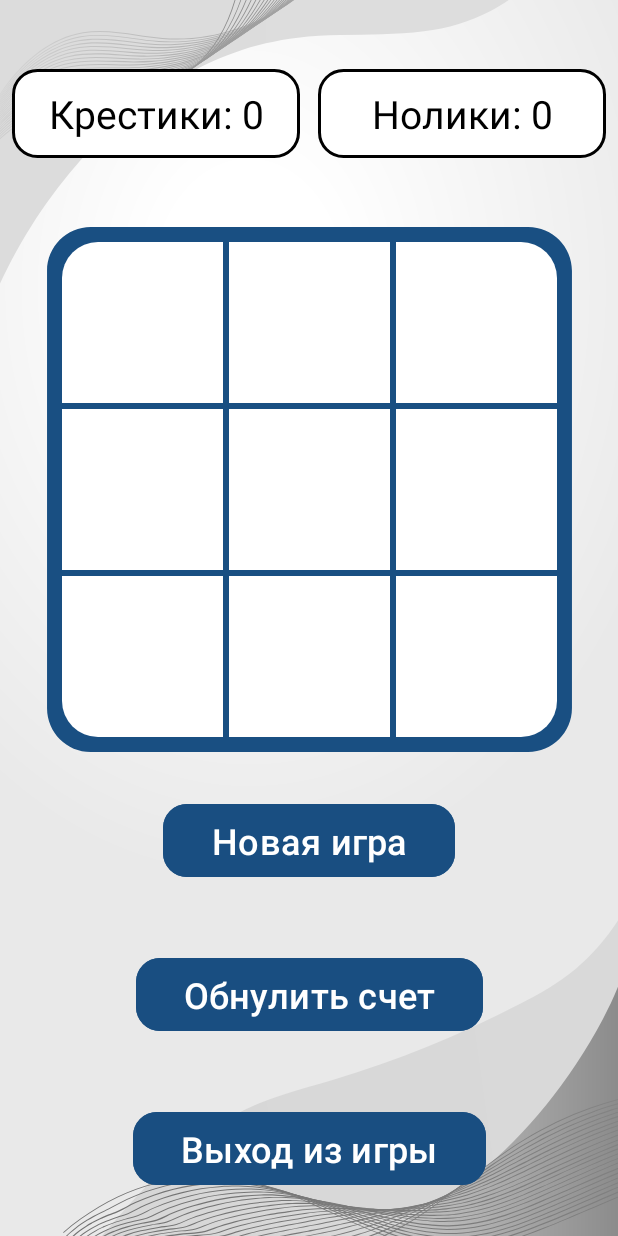
After one commit to Dmitriy-10SA/CrossZero, an Android app: the GameActivity screen opened directly, with no data from a screen before it, on a phone screen of 412 x 824 dp. The commit adds this screen. Run offline under Robolectric (Android 15) with nearby library versions, the phone set to English and light mode, and no system bars.

Commit message:
Creating game screen. Little bit of domain and data

```diff
--- a/app/src/main/AndroidManifest.xml
+++ b/app/src/main/AndroidManifest.xml
@@ -13,7 +13,10 @@
         android:theme="@style/Theme.CrossZero"
         tools:targetApi="31">
         <activity
-            android:name=".MainActivity"
+            android:name=".presentation.GameActivity"
+            android:exported="false" />
+        <activity
+            android:name=".presentation.MainActivity"
             android:exported="true">
             <intent-filter>
                 <action android:name="android.intent.action.MAIN" />
--- /dev/null
+++ b/app/src/main/java/com/andef/crosszero/domain/repository/Game.kt
@@ -0,0 +1,5 @@
+package com.andef.crosszero.domain.repository
+
+interface Game {
+
+}
--- /dev/null
+++ b/app/src/main/java/com/andef/crosszero/presentation/GameActivity.kt
@@ -0,0 +1,76 @@
+package com.andef.crosszero.presentation
+
+import android.content.Context
+import android.content.Intent
+import android.os.Bundle
+import android.widget.Button
+import android.widget.ImageView
+import android.widget.TextView
+import androidx.activity.enableEdgeToEdge
+import androidx.appcompat.app.AppCompatActivity
+import androidx.core.view.ViewCompat
+import androidx.core.view.WindowInsetsCompat
+import com.andef.crosszero.R
+
+class GameActivity : AppCompatActivity() {
+    private lateinit var textViewTicScores: TextView
+    private lateinit var textViewTacScores: TextView
+
+    private lateinit var imageViewCell11: ImageView
+    private lateinit var imageViewCell12: ImageView
+    private lateinit var imageViewCell13: ImageView
+    private lateinit var imageViewCell21: ImageView
+    private lateinit var imageViewCell22: ImageView
+    private lateinit var imageViewCell23: ImageView
+    private lateinit var imageViewCell31: ImageView
+    private lateinit var imageViewCell32: ImageView
+    private lateinit var imageViewCell33: ImageView
+    private lateinit var imageViewGameField: ImageView
+
+    private lateinit var buttonStartNewGame: Button
+    private lateinit var buttonDeleteScores: Button
+    private lateinit var buttonExit: Button
+
+    override fun onCreate(savedInstanceState: Bundle?) {
+        super.onCreate(savedInstanceState)
+        enableEdgeToEdge()
+        setContentView(R.layout.activity_game)
+        ViewCompat.setOnApplyWindowInsetsListener(findViewById(R.id.main)) { v, insets ->
+            val systemBars = insets.getInsets(WindowInsetsCompat.Type.systemBars())
+            v.setPadding(systemBars.left, systemBars.top, systemBars.right, systemBars.bottom)
+            insets
+        }
+
+        initViews()
+    }
+
+    private fun initViews() {
+        textViewTicScores = findViewById(R.id.textViewTicScores)
+        textViewTacScores = findViewById(R.id.textViewTacScores)
+
+        imageViewCell11 = findViewById(R.id.imageViewCell11)
+        imageViewCell12 = findViewById(R.id.imageViewCell12)
+        imageViewCell13 = findViewById(R.id.imageViewCell13)
+        imageViewCell21 = findViewById(R.id.imageViewCell21)
+        imageViewCell22 = findViewById(R.id.imageViewCell22)
+        imageViewCell23 = findViewById(R.id.imageViewCell23)
+        imageViewCell31 = findViewById(R.id.imageViewCell31)
+        imageViewCell32 = findViewById(R.id.imageViewCell32)
+        imageViewCell33 = findViewById(R.id.imageViewCell33)
+        imageViewGameField = findViewById(R.id.imageViewGameField)
+
+        buttonStartNewGame = findViewById(R.id.buttonStartNewGame)
+        buttonDeleteScores = findViewById(R.id.buttonDeleteScores)
+        buttonExit = findViewById<Button?>(R.id.buttonExit).apply {
+            setOnClickListener {
+                finish()
+            }
+        }
+    }
+
+    companion object {
+        fun newIntent(context: Context): Intent {
+            return Intent(context, GameActivity::class.java)
+        }
+    }
+}
--- a/app/src/main/java/com/andef/crosszero/MainActivity.kt
+++ b/app/src/main/java/com/andef/crosszero/presentation/MainActivity.kt
@@ -1,4 +1,4 @@
-package com.andef.crosszero
+package com.andef.crosszero.presentation
 
 import android.os.Bundle
 import android.widget.Button
@@ -6,6 +6,7 @@ import androidx.activity.enableEdgeToEdge
 import androidx.appcompat.app.AppCompatActivity
 import androidx.core.view.ViewCompat
 import androidx.core.view.WindowInsetsCompat
+import com.andef.crosszero.R
 
 class MainActivity : AppCompatActivity() {
     private lateinit var buttonStartGame: Button
@@ -29,5 +30,7 @@ class MainActivity : AppCompatActivity() {
     }
 
     private fun goToGameScreen() {
+        val intent = GameActivity.newIntent(this)
+        startActivity(intent)
     }
 }
--- /dev/null
+++ b/app/src/main/res/drawable/text_view_back.xml
@@ -0,0 +1,6 @@
+<?xml version="1.0" encoding="utf-8"?>
+<shape xmlns:android="http://schemas.android.com/apk/res/android">
+    <solid android:color="@color/white"/>
+    <stroke android:width="2dp" android:color="@color/black"/>
+    <corners android:radius="16dp"/>
+</shape>
--- /dev/null
+++ b/app/src/main/res/drawable/white_bottom_left.xml
@@ -0,0 +1,5 @@
+<?xml version="1.0" encoding="utf-8"?>
+<shape xmlns:android="http://schemas.android.com/apk/res/android">
+<corners android:bottomLeftRadius="24dp"/>
+    <solid android:color="@color/white"/>
+</shape>
--- /dev/null
+++ b/app/src/main/res/drawable/white_bottom_right.xml
@@ -0,0 +1,5 @@
+<?xml version="1.0" encoding="utf-8"?>
+<shape xmlns:android="http://schemas.android.com/apk/res/android">
+<corners android:bottomRightRadius="24dp"/>
+    <solid android:color="@color/white"/>
+</shape>
--- /dev/null
+++ b/app/src/main/res/drawable/white_top_left.xml
@@ -0,0 +1,5 @@
+<?xml version="1.0" encoding="utf-8"?>
+<shape xmlns:android="http://schemas.android.com/apk/res/android">
+<corners android:topLeftRadius="24dp"/>
+    <solid android:color="@color/white"/>
+</shape>
--- /dev/null
+++ b/app/src/main/res/drawable/white_top_right.xml
@@ -0,0 +1,5 @@
+<?xml version="1.0" encoding="utf-8"?>
+<shape xmlns:android="http://schemas.android.com/apk/res/android">
+<corners android:topRightRadius="24dp"/>
+    <solid android:color="@color/white"/>
+</shape>
--- /dev/null
+++ b/app/src/main/res/layout/activity_game.xml
@@ -0,0 +1,255 @@
+<?xml version="1.0" encoding="utf-8"?>
+<androidx.constraintlayout.widget.ConstraintLayout xmlns:android="http://schemas.android.com/apk/res/android"
+    xmlns:app="http://schemas.android.com/apk/res-auto"
+    xmlns:tools="http://schemas.android.com/tools"
+    android:id="@+id/main"
+    android:background="@drawable/app_background"
+    android:layout_width="match_parent"
+    android:layout_height="match_parent"
+    tools:context=".presentation.GameActivity">
+
+    <TextView
+        android:id="@+id/textViewTicScores"
+        android:layout_width="0dp"
+        android:layout_height="wrap_content"
+        android:layout_marginStart="8dp"
+        android:layout_marginTop="32dp"
+        android:layout_marginEnd="8dp"
+        android:layout_marginBottom="32dp"
+        android:gravity="center"
+        android:padding="12dp"
+        android:background="@drawable/text_view_back"
+        android:text="@string/tic_score0"
+        android:textColor="@color/black"
+        android:textSize="26sp"
+        app:layout_constraintBottom_toTopOf="@+id/constraintLayoutWithGameField"
+        app:layout_constraintEnd_toStartOf="@+id/textViewTacScores"
+        app:layout_constraintHorizontal_bias="0.5"
+        app:layout_constraintStart_toStartOf="parent"
+        app:layout_constraintTop_toTopOf="parent" />
+
+    <TextView
+        android:id="@+id/textViewTacScores"
+        android:layout_width="0dp"
+        android:layout_height="wrap_content"
+        android:gravity="center"
+        android:padding="12dp"
+        android:text="@string/tac_score0"
+        android:textColor="@color/black"
+        android:textSize="26sp"
+        android:background="@drawable/text_view_back"
+        android:layout_marginTop="32dp"
+        android:layout_marginEnd="8dp"
+        android:layout_marginStart="4dp"
+        app:layout_constraintEnd_toEndOf="parent"
+        app:layout_constraintHorizontal_bias="0.5"
+        app:layout_constraintStart_toEndOf="@+id/textViewTicScores"
+        app:layout_constraintTop_toTopOf="parent"
+        app:layout_constraintBottom_toTopOf="@id/constraintLayoutWithGameField"/>
+
+    <androidx.constraintlayout.widget.ConstraintLayout
+        android:id="@+id/constraintLayoutWithGameField"
+        android:layout_width="wrap_content"
+        android:layout_height="wrap_content"
+        android:layout_marginTop="32dp"
+        app:layout_constraintEnd_toEndOf="parent"
+        app:layout_constraintStart_toStartOf="parent"
+        app:layout_constraintTop_toBottomOf="@id/textViewTacScores"
+        app:layout_constraintBottom_toTopOf="@id/buttonStartNewGame">
+
+        <ImageView
+            android:id="@+id/imageViewGameField"
+            android:layout_width="wrap_content"
+            android:layout_height="wrap_content"
+            android:adjustViewBounds="true"
+            android:contentDescription="@string/image_of_field_for_game"
+            android:maxWidth="350dp"
+            android:maxHeight="350dp"
+            app:layout_constraintBottom_toBottomOf="parent"
+            app:layout_constraintEnd_toEndOf="parent"
+            app:layout_constraintStart_toStartOf="parent"
+            app:layout_constraintTop_toTopOf="parent"
+            app:srcCompat="@drawable/game_field" />
+
+        <ImageView
+            android:id="@+id/imageViewCell11"
+            android:contentDescription="@string/cell_of_field"
+            android:layout_width="0dp"
+            android:layout_height="0dp"
+            android:layout_marginStart="10dp"
+            android:layout_marginTop="10dp"
+            android:background="@drawable/white_top_left"
+            app:layout_constraintBottom_toTopOf="@id/imageViewCell21"
+            app:layout_constraintEnd_toStartOf="@id/imageViewCell12"
+            app:layout_constraintStart_toStartOf="parent"
+            app:layout_constraintTop_toTopOf="parent" />
+
+        <ImageView
+            android:id="@+id/imageViewCell12"
+            android:contentDescription="@string/cell_of_field"
+            android:layout_width="0dp"
+            android:layout_height="0dp"
+            android:layout_marginStart="4dp"
+            android:layout_marginTop="10dp"
+            android:layout_marginEnd="4dp"
+            android:background="@color/white"
+            app:layout_constraintBottom_toTopOf="@id/imageViewCell22"
+            app:layout_constraintEnd_toStartOf="@id/imageViewCell13"
+            app:layout_constraintStart_toEndOf="@id/imageViewCell11"
+            app:layout_constraintTop_toTopOf="parent" />
+
+        <ImageView
+            android:id="@+id/imageViewCell13"
+            android:contentDescription="@string/cell_of_field"
+            android:layout_width="0dp"
+            android:layout_height="0dp"
+            android:layout_marginTop="10dp"
+            android:layout_marginEnd="10dp"
+            android:background="@drawable/white_top_right"
+            app:layout_constraintBottom_toTopOf="@id/imageViewCell23"
+            app:layout_constraintEnd_toEndOf="parent"
+            app:layout_constraintStart_toEndOf="@id/imageViewCell12"
+            app:layout_constraintTop_toTopOf="parent" />
+
+        <ImageView
+            android:id="@+id/imageViewCell21"
+            android:contentDescription="@string/cell_of_field"
+            android:layout_width="0dp"
+            android:layout_height="0dp"
+            android:layout_marginStart="10dp"
+            android:layout_marginTop="4dp"
+            android:background="@color/white"
+            app:layout_constraintBottom_toTopOf="@id/imageViewCell31"
+            app:layout_constraintEnd_toStartOf="@id/imageViewCell22"
+            app:layout_constraintStart_toStartOf="parent"
+            app:layout_constraintTop_toBottomOf="@id/imageViewCell11" />
+
+        <ImageView
+            android:id="@+id/imageViewCell22"
+            android:contentDescription="@string/cell_of_field"
+            android:layout_width="0dp"
+            android:layout_height="0dp"
+            android:layout_marginStart="4dp"
+            android:layout_marginTop="4dp"
+            android:layout_marginEnd="4dp"
+            android:background="@color/white"
+            app:layout_constraintBottom_toTopOf="@id/imageViewCell32"
+            app:layout_constraintEnd_toStartOf="@id/imageViewCell23"
+            app:layout_constraintStart_toEndOf="@id/imageViewCell21"
+            app:layout_constraintTop_toBottomOf="@id/imageViewCell12" />
+
+        <ImageView
+            android:id="@+id/imageViewCell23"
+            android:contentDescription="@string/cell_of_field"
+            android:layout_width="0dp"
+            android:layout_height="0dp"
+            android:layout_marginTop="4dp"
+            android:layout_marginEnd="10dp"
+            android:background="@color/white"
+            app:layout_constraintBottom_toTopOf="@id/imageViewCell33"
+            app:layout_constraintEnd_toEndOf="parent"
+            app:layout_constraintStart_toEndOf="@id/imageViewCell22"
+            app:layout_constraintTop_toBottomOf="@id/imageViewCell13" />
+
+        <ImageView
+            android:id="@+id/imageViewCell31"
+            android:contentDescription="@string/cell_of_field"
+            android:layout_width="0dp"
+            android:layout_height="0dp"
+            android:layout_marginStart="10dp"
+            android:layout_marginTop="4dp"
+            android:layout_marginBottom="10dp"
+            android:background="@drawable/white_bottom_left"
+            app:layout_constraintBottom_toBottomOf="parent"
+            app:layout_constraintEnd_toStartOf="@id/imageViewCell32"
+            app:layout_constraintStart_toStartOf="parent"
+            app:layout_constraintTop_toBottomOf="@id/imageViewCell21" />
+
+        <ImageView
+            android:id="@+id/imageViewCell32"
+            android:contentDescription="@string/cell_of_field"
+            android:layout_width="0dp"
+            android:layout_height="0dp"
+            android:layout_marginStart="4dp"
+            android:layout_marginTop="4dp"
+            android:layout_marginEnd="4dp"
+            android:layout_marginBottom="10dp"
+            android:background="@color/white"
+            app:layout_constraintBottom_toBottomOf="parent"
+            app:layout_constraintEnd_toStartOf="@id/imageViewCell33"
+            app:layout_constraintStart_toEndOf="@id/imageViewCell31"
+            app:layout_constraintTop_toBottomOf="@id/imageViewCell22" />
+
+        <ImageView
+            android:id="@+id/imageViewCell33"
+            android:contentDescription="@string/cell_of_field"
+            android:layout_width="0dp"
+            android:layout_height="0dp"
+            android:layout_marginTop="4dp"
+            android:layout_marginEnd="10dp"
+            android:layout_marginBottom="10dp"
+            android:background="@drawable/white_bottom_right"
+            app:layout_constraintBottom_toBottomOf="parent"
+            app:layout_constraintEnd_toEndOf="parent"
+            app:layout_constraintStart_toEndOf="@id/imageViewCell32"
+            app:layout_constraintTop_toBottomOf="@id/imageViewCell23" />
+
+    </androidx.constraintlayout.widget.ConstraintLayout>
+
+    <Button
+        android:id="@+id/buttonStartNewGame"
+        android:layout_width="wrap_content"
+        android:layout_height="wrap_content"
+        android:layout_margin="16dp"
+        android:layout_marginBottom="16dp"
+        android:backgroundTint="@color/buttons_color"
+        android:padding="8dp"
+        android:paddingStart="32dp"
+        android:paddingEnd="32dp"
+        android:text="@string/new_game"
+        app:cornerRadius="16dp"
+        android:textColor="@color/white"
+        android:textSize="24sp"
+        app:layout_constraintBottom_toTopOf="@+id/buttonDeleteScores"
+        app:layout_constraintEnd_toEndOf="parent"
+        app:layout_constraintStart_toStartOf="parent"
+        app:layout_constraintTop_toBottomOf="@+id/constraintLayoutWithGameField" />
+
+    <Button
+        android:id="@+id/buttonDeleteScores"
+        android:layout_width="wrap_content"
+        android:layout_height="wrap_content"
+        android:layout_margin="16dp"
+        android:layout_marginBottom="29dp"
+        android:backgroundTint="@color/buttons_color"
+        android:padding="8dp"
+        android:paddingStart="32dp"
+        android:paddingEnd="32dp"
+        android:text="@string/nullable_score"
+        app:cornerRadius="16dp"
+        android:textColor="@color/white"
+        android:textSize="24sp"
+        app:layout_constraintBottom_toTopOf="@+id/buttonExit"
+        app:layout_constraintEnd_toEndOf="parent"
+        app:layout_constraintStart_toStartOf="parent"
+        app:layout_constraintTop_toBottomOf="@+id/buttonStartNewGame" />
+
+    <Button
+        android:id="@+id/buttonExit"
+        android:layout_width="wrap_content"
+        android:layout_height="wrap_content"
+        android:layout_margin="16dp"
+        android:backgroundTint="@color/buttons_color"
+        android:padding="8dp"
+        android:paddingStart="32dp"
+        app:cornerRadius="16dp"
+        android:paddingEnd="32dp"
+        android:text="@string/exit_game"
+        android:textColor="@color/white"
+        android:textSize="24sp"
+        app:layout_constraintBottom_toBottomOf="parent"
+        app:layout_constraintEnd_toEndOf="parent"
+        app:layout_constraintStart_toStartOf="parent"
+        app:layout_constraintTop_toBottomOf="@+id/buttonDeleteScores" />
+
+</androidx.constraintlayout.widget.ConstraintLayout>
--- a/app/src/main/res/layout/activity_main.xml
+++ b/app/src/main/res/layout/activity_main.xml
@@ -8,7 +8,7 @@
     android:layout_height="match_parent"
     android:gravity="center"
     android:orientation="vertical"
-    tools:context=".MainActivity">
+    tools:context=".presentation.MainActivity">
 
     <ImageView
         android:id="@+id/imageViewFieldForGame"
--- a/app/src/main/res/values/colors.xml
+++ b/app/src/main/res/values/colors.xml
@@ -3,4 +3,5 @@
     <color name="black">#FF000000</color>
     <color name="white">#FFFFFFFF</color>
     <color name="buttons_color">#194E81</color>
+    <color name="text_view_color">#E0F7FA</color>
 </resources>
```
